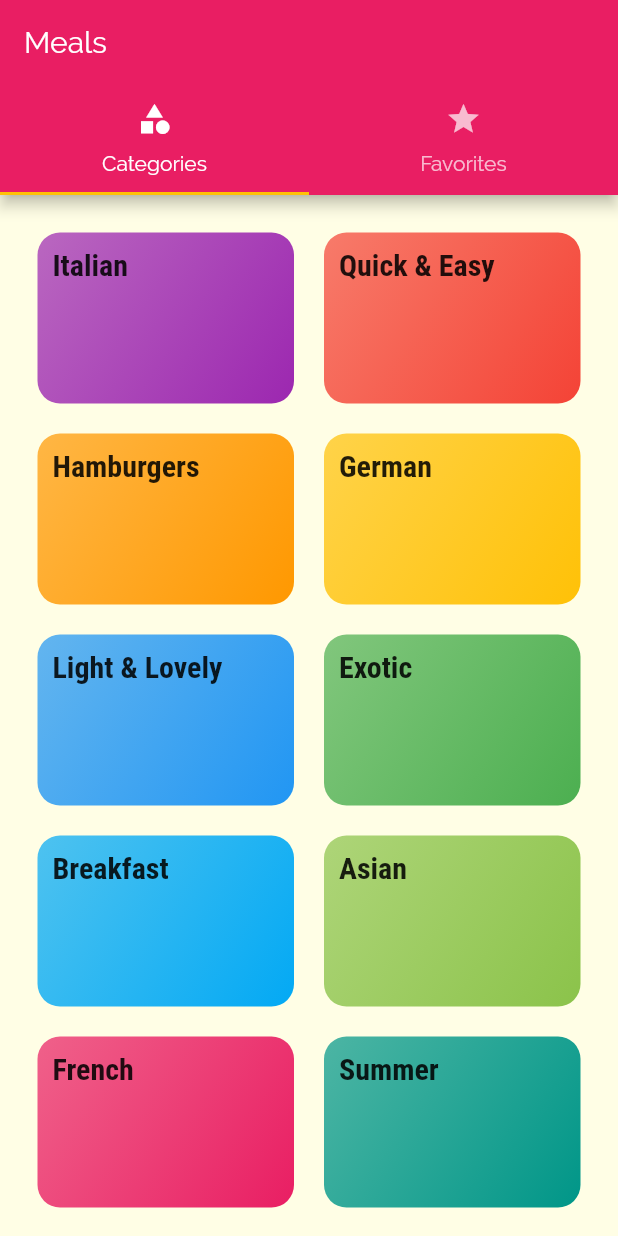
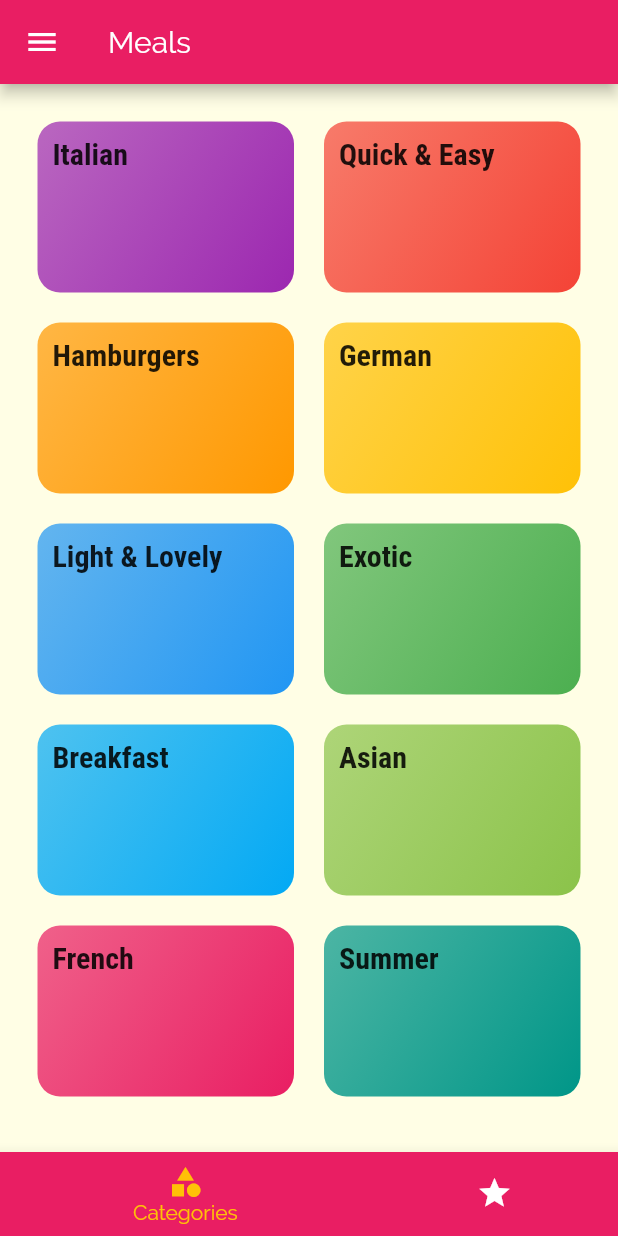
Before and after one commit to PyFinn/delicious_meals, a Flutter app: the screen it shows after launch, on a phone screen of 412 x 824 dp. Run offline on Flutter 3.47's test engine with Material 2 defaults, Android fonts, the phone set to English and light mode, and no system bars.

```diff
--- a/lib/screens/tabs_screen.dart
+++ b/lib/screens/tabs_screen.dart
@@ -8,34 +8,41 @@ class TabsScreen extends StatefulWidget {
 }
 
 class _TabsScreenState extends State<TabsScreen> {
+  final List<Widget> pages = [Categories(), FavoritesScreen()];
+
+  int _selectedPage = 0;
+
   @override
   Widget build(BuildContext context) {
-    return DefaultTabController(
-        length: 2,
-        child: Scaffold(
+    return Scaffold(
       appBar: AppBar(
         title: Text('Meals'),
-            bottom: TabBar(
-              tabs: [
-                Tab(
-                  icon: Icon(
-                    Icons.category,
       ),
-                  text: 'Categories',
+      drawer: Drawer(
+        child: Text('The Drawer!'),
       ),
-                Tab(
+      body: pages[_selectedPage],
+      bottomNavigationBar: BottomNavigationBar(
+        onTap: (int index) {
+          setState(() {
+            _selectedPage = index;
+          });
+        },
+        unselectedItemColor: Colors.white,
+        selectedItemColor: Theme.of(context).accentColor,
+        type: BottomNavigationBarType.shifting,
+        currentIndex: _selectedPage,
+        items: [
+          BottomNavigationBarItem(
+              backgroundColor: Theme.of(context).primaryColor,
+              icon: Icon(Icons.category),
+              label: 'Categories'),
+          BottomNavigationBarItem(
+              backgroundColor: Theme.of(context).primaryColor,
               icon: Icon(Icons.star),
-                  text: 'Favorites',
-                )
+              label: 'Favorites')
         ],
       ),
-          ),
-          body: TabBarView(
-            children: [
-              Categories(),
-              FavoritesScreen()
-            ],
-          ),
-        ));
+    );
   }
 }
```
Lines whose indentation alone changed are shown as unchanged.
